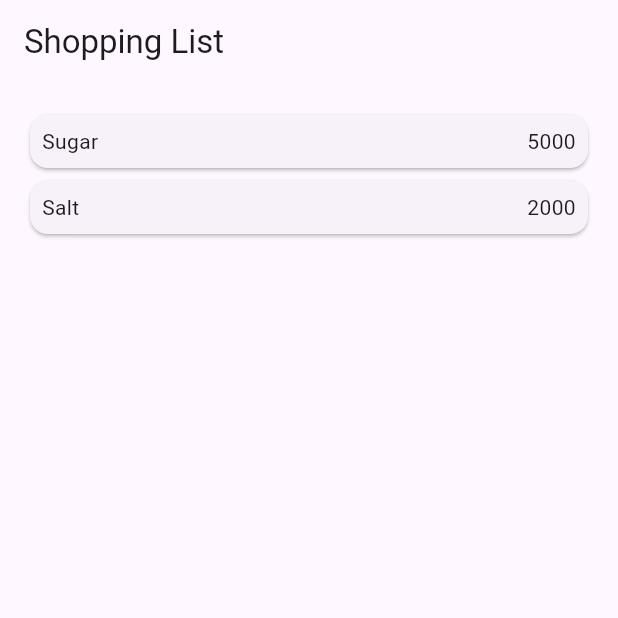
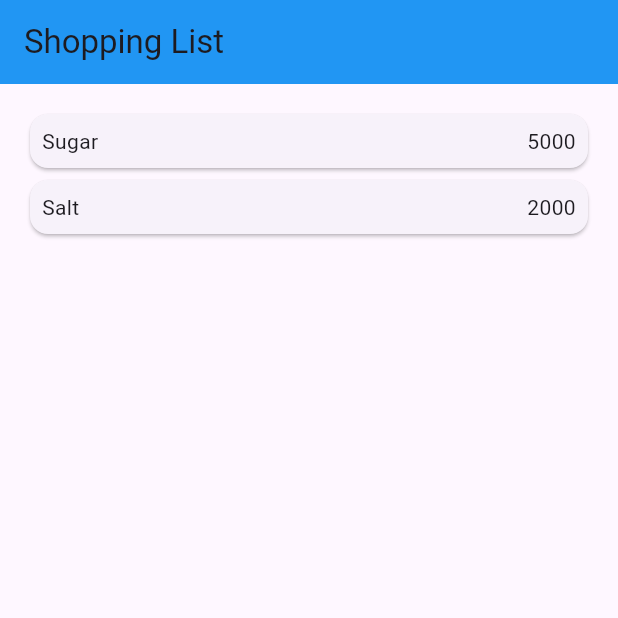
Before and after one commit to nechasyifa/PemrogramanMobile-Ganjil-2025, a Flutter app: the screen it shows after launch, on a phone screen of 412 x 824 dp, the top half of it. Run offline on Flutter 3.47's test engine with Material 3 defaults, Android fonts, the phone set to English and light mode, and no system bars.

Commit message:
JS6_P5_UpdateAppBar

```diff
--- a/Week6/belanja/lib/pages/home_page.dart
+++ b/Week6/belanja/lib/pages/home_page.dart
@@ -13,7 +13,10 @@ class HomePage extends StatelessWidget {
     return MaterialApp(
       title: 'Flutter layout: Necha Syifa Syafitri - 2341720167',
       home: Scaffold(
-        appBar: AppBar(title: const Text('Shopping List')),
+        appBar: AppBar(
+          title: const Text('Shopping List'),
+          backgroundColor: Colors.blue,
+        ),
         body: Container(
           margin: EdgeInsets.all(8),
           child: ListView.builder(
```
